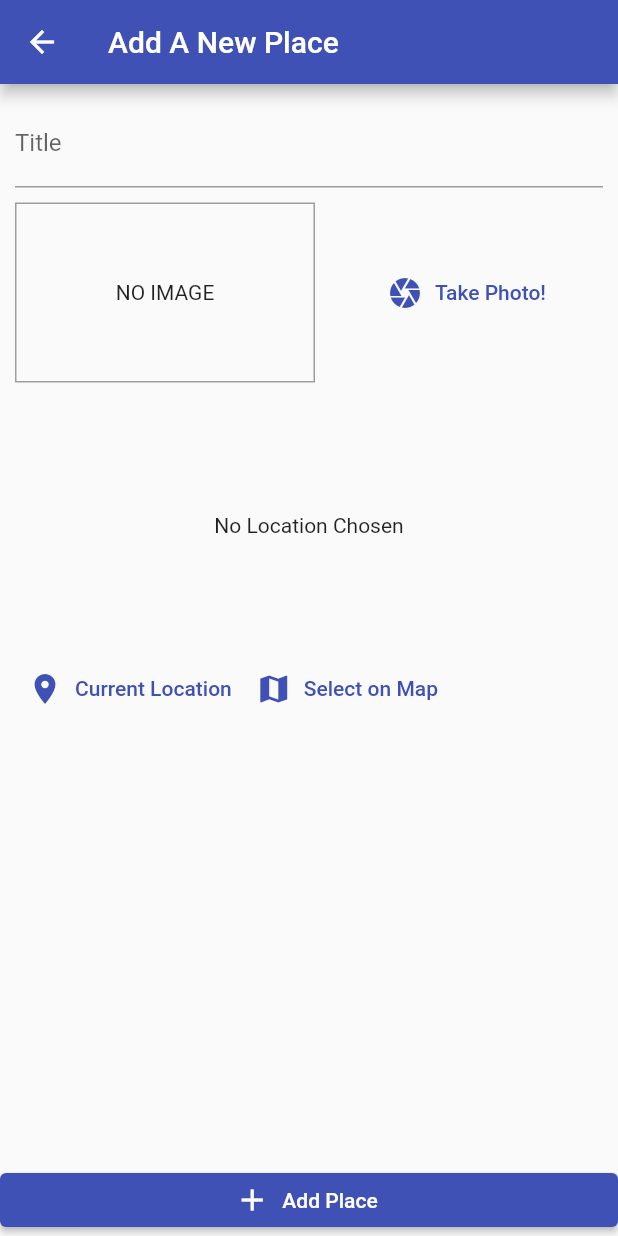
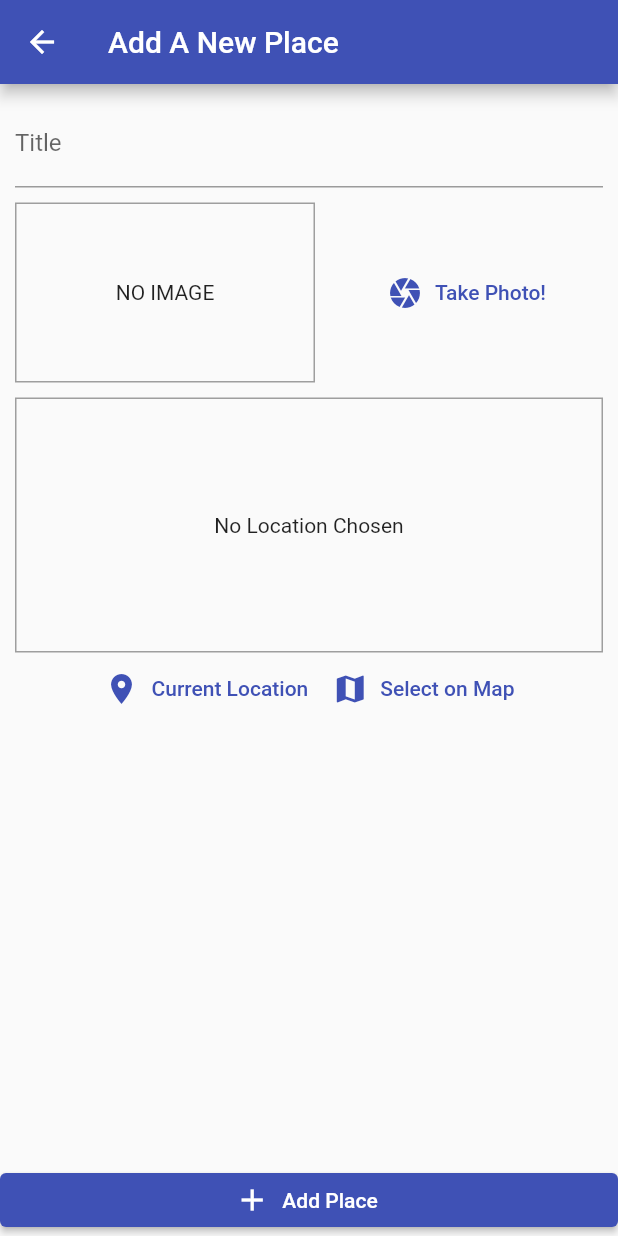
Before and after one commit to donna6355/flutterstudy, a Flutter app: the AddPlace screen opened by its route, after a tap on "Current Location", on a phone screen of 412 x 824 dp. Run offline on Flutter 3.47's test engine with Material 2 defaults, Android fonts, the phone set to English and light mode, and no system bars; our stand-ins replace image_picker, location, sqflite; accounts and stored records are empty.

Commit message:
get location data doesnt work in ios

```diff
--- a/native_practice/lib/screens/input_location.dart
+++ b/native_practice/lib/screens/input_location.dart
@@ -8,6 +8,13 @@ class InputLocation extends StatefulWidget {
 
 class _InputLocationState extends State<InputLocation> {
   String? _previewImgUrl;
+  Future<void> _getCurrentLocation() async {
+    Location location = new Location();
+    final _locationData = await location.getLocation();
+    print(_locationData.latitude);
+    print(_locationData.longitude);
+  }
+
   @override
   Widget build(BuildContext context) {
     return Column(
@@ -16,6 +23,12 @@ class _InputLocationState extends State<InputLocation> {
           height: 170,
           width: double.infinity,
           alignment: Alignment.center,
+          decoration: BoxDecoration(
+            border: Border.all(
+              width: 1,
+              color: Colors.grey,
+            ),
+          ),
           child: _previewImgUrl == null
               ? Text(
                   'No Location Chosen',
@@ -28,9 +41,10 @@ class _InputLocationState extends State<InputLocation> {
                 ),
         ),
         Row(
+          mainAxisAlignment: MainAxisAlignment.center,
           children: [
             TextButton.icon(
-              onPressed: () {},
+              onPressed: _getCurrentLocation,
               icon: Icon(Icons.location_on),
               label: Text('Current Location'),
             ),
```
